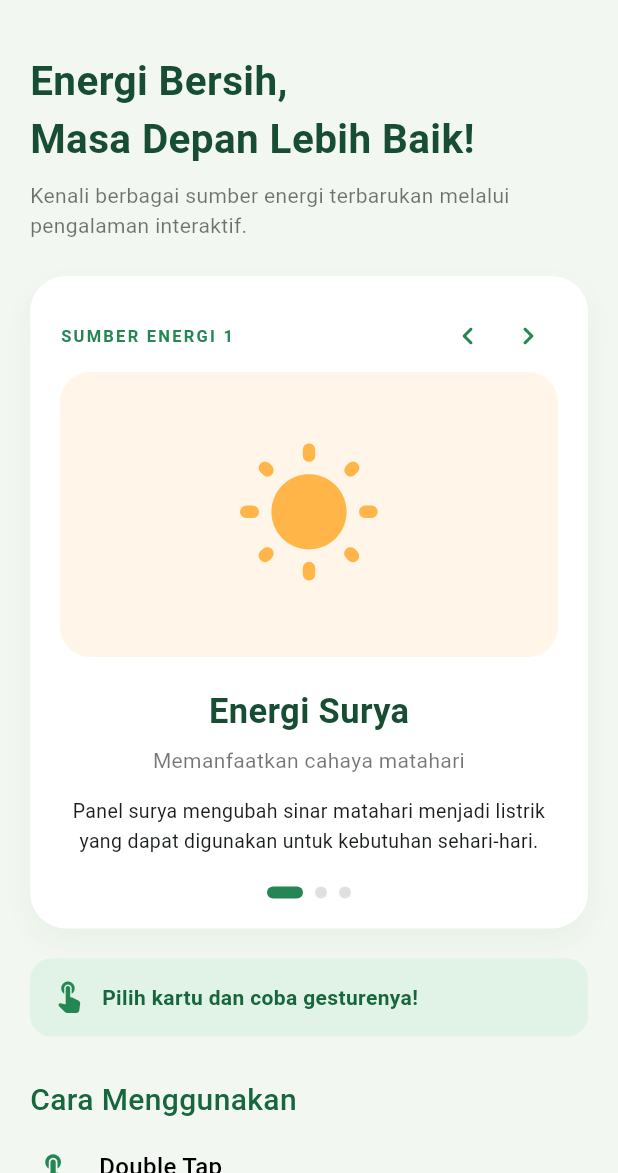
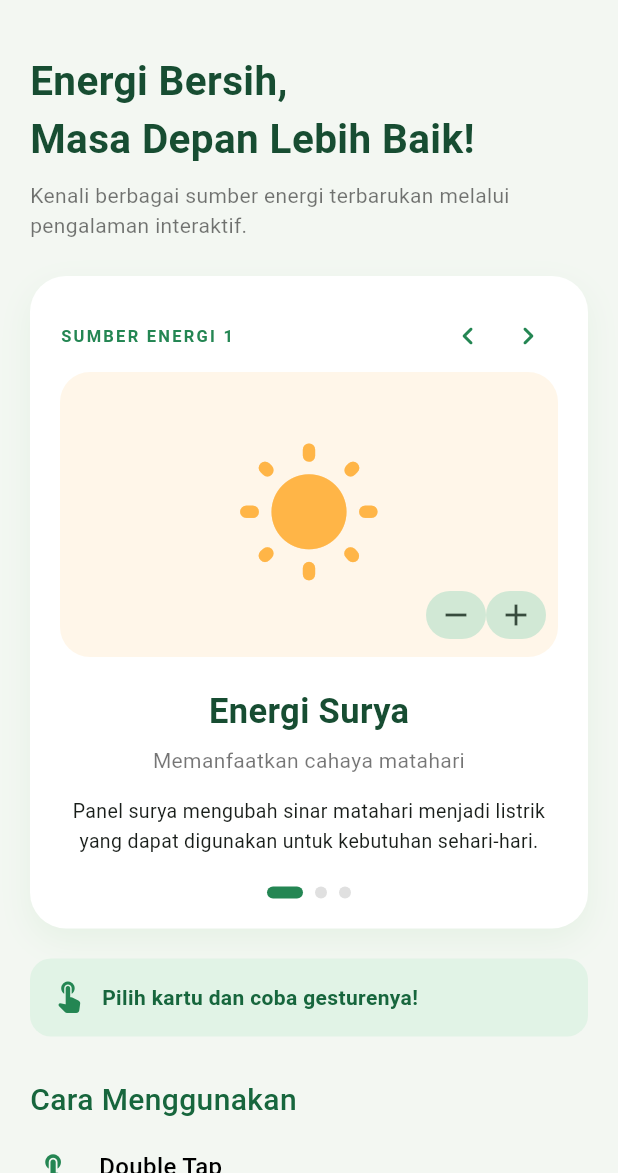
Before and after one commit to arazskiia/tugaspemogramanmobile, a Flutter app: the screen it shows after launch, on a phone screen of 412 x 824 dp, the part 63-1236 px from its top. Run offline on Flutter 3.47's test engine with Material 3 defaults, Android fonts, the phone set to English and light mode, and no system bars.

Commit message:
Update main.dart

```diff
--- a/lib/main.dart
+++ b/lib/main.dart
@@ -95,7 +95,7 @@ class MainShell extends StatelessWidget {
 }
 
 /// ---------------------------------------------------------------
-/// Bagian "Cara Menggunakan" (dipakai di Beranda & Panduan)
+/// Bagian "Cara Menggunakan"
 /// ---------------------------------------------------------------
 class UsageGuide extends StatelessWidget {
   const UsageGuide({super.key});
@@ -124,7 +124,8 @@ class UsageGuide extends StatelessWidget {
           icon: Icons.pinch,
           title: 'Scale / Pinch',
           description:
-              'Gunakan dua jari pada ikon untuk mengubah ukuran objek.',
+              'Cubit dengan dua jari pada ikon untuk mengubah ukuran objek. '
+              'Di laptop: pinch trackpad, atau Ctrl + scroll, atau tombol + / −.',
         ),
         InstructionItem(
           icon: Icons.swipe,
@@ -217,15 +218,34 @@ class _EnergyDashboardState extends State<EnergyDashboard> {
   String gestureStatus = 'Pilih kartu dan coba gesturenya!';
   DateTime _lastWheel = DateTime.fromMillisecondsSinceEpoch(0);
 
-  // Scroll horizontal mouse / trackpad (atau Shift + scroll wheel).
+  // Ubah ukuran ikon dengan faktor tertentu (dipakai trackpad, Ctrl+scroll, tombol).
+  void _zoomBy(double factor) {
+    setState(() {
+      objectScale = (objectScale * factor).clamp(0.7, 2.0);
+      doubleTapZoom = objectScale > 1.0;
+      gestureStatus = 'Pinch: ukuran objek berubah';
+    });
+  }
+
+  // Pinch trackpad & Ctrl + scroll pada area ikon.
+  void _onIconPointerSignal(PointerSignalEvent event) {
+    if (event is PointerScaleEvent) {
+      _zoomBy(event.scale);
+    } else if (event is PointerScrollEvent &&
+        HardwareKeyboard.instance.isControlPressed) {
+      _zoomBy(event.scrollDelta.dy < 0 ? 1.1 : 0.9);
+    }
+  }
+
+  // Scroll horizontal mouse / trackpad (atau Shift + scroll wheel) untuk ganti kartu.
   void _onPointerSignal(PointerSignalEvent event) {
     if (event is! PointerScrollEvent) return;
+    if (HardwareKeyboard.instance.isControlPressed) return; // itu untuk zoom
 
     final dx = event.scrollDelta.dx;
     final dy = event.scrollDelta.dy;
     final shift = HardwareKeyboard.instance.isShiftPressed;
 
-    // Shift + scroll wheel: sebagian browser mengirimnya sebagai dy.
     final delta = dx.abs() > dy.abs() ? dx : (shift ? dy : 0.0);
     if (delta.abs() < 10) return;
 
@@ -353,7 +373,9 @@ class _EnergyDashboardState extends State<EnergyDashboard> {
                       const SizedBox(height: 4),
 
                       // Double tap & pinch pada objek ikon energi.
-                  GestureDetector(
+                      Listener(
+                        onPointerSignal: _onIconPointerSignal,
+                        child: GestureDetector(
                           onDoubleTap: () {
                             setState(() {
                               doubleTapZoom = !doubleTapZoom;
@@ -368,11 +390,13 @@ class _EnergyDashboardState extends State<EnergyDashboard> {
                             isPinching = false;
                           },
                           onScaleUpdate: (details) {
-                      if (details.pointerCount >= 2) {
+                            // Layar sentuh (2 jari) ATAU scale berubah (trackpad).
+                            if (details.pointerCount >= 2 ||
+                                details.scale != 1.0) {
                               isPinching = true;
                               setState(() {
-                          objectScale =
-                              (baseScale * details.scale).clamp(0.7, 2.0);
+                                objectScale = (baseScale * details.scale)
+                                    .clamp(0.7, 2.0);
                                 doubleTapZoom = objectScale > 1.0;
                                 gestureStatus = 'Pinch: ukuran objek berubah';
                               });
@@ -389,7 +413,9 @@ class _EnergyDashboardState extends State<EnergyDashboard> {
                               changeCard(-1);
                             }
                           },
-                    child: AnimatedContainer(
+                          child: Stack(
+                            children: [
+                              AnimatedContainer(
                                 duration: const Duration(milliseconds: 200),
                                 height: 190,
                                 width: double.infinity,
@@ -400,13 +426,37 @@ class _EnergyDashboardState extends State<EnergyDashboard> {
                                 child: Center(
                                   child: AnimatedScale(
                                     scale: objectScale,
-                          duration: const Duration(milliseconds: 150),
+                                    duration: const Duration(milliseconds: 60),
                                     child: Icon(
                                       energy['icon'] as IconData,
                                       size: 100,
                                       color: color,
                                     ),
                                   ),
+                                ),
+                              ),
+                              // Tombol cadangan untuk mouse biasa.
+                              Positioned(
+                                right: 8,
+                                bottom: 8,
+                                child: Row(
+                                  children: [
+                                    IconButton.filledTonal(
+                                      tooltip: 'Perkecil',
+                                      visualDensity: VisualDensity.compact,
+                                      icon: const Icon(Icons.remove),
+                                      onPressed: () => _zoomBy(0.85),
+                                    ),
+                                    IconButton.filledTonal(
+                                      tooltip: 'Perbesar',
+                                      visualDensity: VisualDensity.compact,
+                                      icon: const Icon(Icons.add),
+                                      onPressed: () => _zoomBy(1.15),
+                                    ),
+                                  ],
+                                ),
+                              ),
+                            ],
                           ),
                         ),
                       ),
```
Lines whose indentation alone changed are shown as unchanged.
